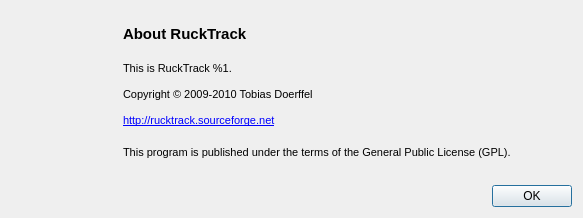
Above: forms/AboutDialog.ui from tobydox/rucktrack before the change. Below: the same form after it.
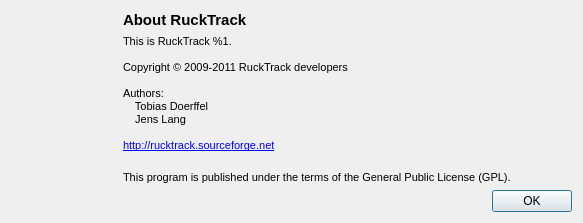
That is the form after the change. Icons and pictures are not drawn.

What changed in the file:
```diff
--- a/forms/AboutDialog.ui
+++ b/forms/AboutDialog.ui
@@ -7,7 +7,7 @@
     <x>0</x>
     <y>0</y>
     <width>583</width>
-    <height>218</height>
+    <height>221</height>
    </rect>
   </property>
   <property name="windowTitle">
@@ -96,7 +96,11 @@
 &lt;/style&gt;&lt;/head&gt;&lt;body style=&quot; font-family:'Linux Biolinum O'; font-size:12pt; font-weight:400; font-style:normal;&quot;&gt;
 &lt;p style=&quot; margin-top:0px; margin-bottom:0px; margin-left:0px; margin-right:0px; -qt-block-indent:0; text-indent:0px;&quot;&gt;&lt;span style=&quot; font-family:'MS Shell Dlg 2'; font-size:8pt;&quot;&gt;This is RuckTrack %1.&lt;/span&gt;&lt;/p&gt;
 &lt;p style=&quot;-qt-paragraph-type:empty; margin-top:0px; margin-bottom:0px; margin-left:0px; margin-right:0px; -qt-block-indent:0; text-indent:0px; font-family:'MS Shell Dlg 2'; font-size:8pt;&quot;&gt;&lt;/p&gt;
-&lt;p style=&quot; margin-top:0px; margin-bottom:0px; margin-left:0px; margin-right:0px; -qt-block-indent:0; text-indent:0px;&quot;&gt;&lt;span style=&quot; font-family:'MS Shell Dlg 2'; font-size:8pt;&quot;&gt;Copyright © 2009-2010 Tobias Doerffel&lt;/span&gt;&lt;/p&gt;
+&lt;p style=&quot; margin-top:0px; margin-bottom:0px; margin-left:0px; margin-right:0px; -qt-block-indent:0; text-indent:0px;&quot;&gt;&lt;span style=&quot; font-family:'MS Shell Dlg 2'; font-size:8pt;&quot;&gt;Copyright © 2009-2011 RuckTrack developers&lt;/span&gt;&lt;/p&gt;
+&lt;p style=&quot;-qt-paragraph-type:empty; margin-top:0px; margin-bottom:0px; margin-left:0px; margin-right:0px; -qt-block-indent:0; text-indent:0px; font-family:'MS Shell Dlg 2'; font-size:8pt;&quot;&gt;&lt;/p&gt;
+&lt;p style=&quot; margin-top:0px; margin-bottom:0px; margin-left:0px; margin-right:0px; -qt-block-indent:0; text-indent:0px;&quot;&gt;&lt;span style=&quot; font-family:'MS Shell Dlg 2'; font-size:8pt;&quot;&gt;Authors:&lt;/span&gt;&lt;/p&gt;
+&lt;p style=&quot; margin-top:0px; margin-bottom:0px; margin-left:0px; margin-right:0px; -qt-block-indent:0; text-indent:0px;&quot;&gt;&lt;span style=&quot; font-family:'MS Shell Dlg 2'; font-size:8pt;&quot;&gt;    Tobias Doerffel&lt;/span&gt;&lt;/p&gt;
+&lt;p style=&quot; margin-top:0px; margin-bottom:0px; margin-left:0px; margin-right:0px; -qt-block-indent:0; text-indent:0px;&quot;&gt;&lt;span style=&quot; font-family:'MS Shell Dlg 2'; font-size:8pt;&quot;&gt;    Jens Lang&lt;/span&gt;&lt;/p&gt;
 &lt;p style=&quot;-qt-paragraph-type:empty; margin-top:0px; margin-bottom:0px; margin-left:0px; margin-right:0px; -qt-block-indent:0; text-indent:0px; font-family:'MS Shell Dlg 2'; font-size:8pt;&quot;&gt;&lt;/p&gt;
 &lt;p style=&quot; margin-top:0px; margin-bottom:0px; margin-left:0px; margin-right:0px; -qt-block-indent:0; text-indent:0px;&quot;&gt;&lt;a href=&quot;http://qmodbus.sourceforge.net
 &quot;&gt;&lt;span style=&quot; font-family:'MS Shell Dlg 2'; font-size:8pt; text-decoration: underline; color:#0000ff;&quot;&gt;http://rucktrack.sourceforge.net&lt;/span&gt;&lt;/a&gt;&lt;/p&gt;
```
